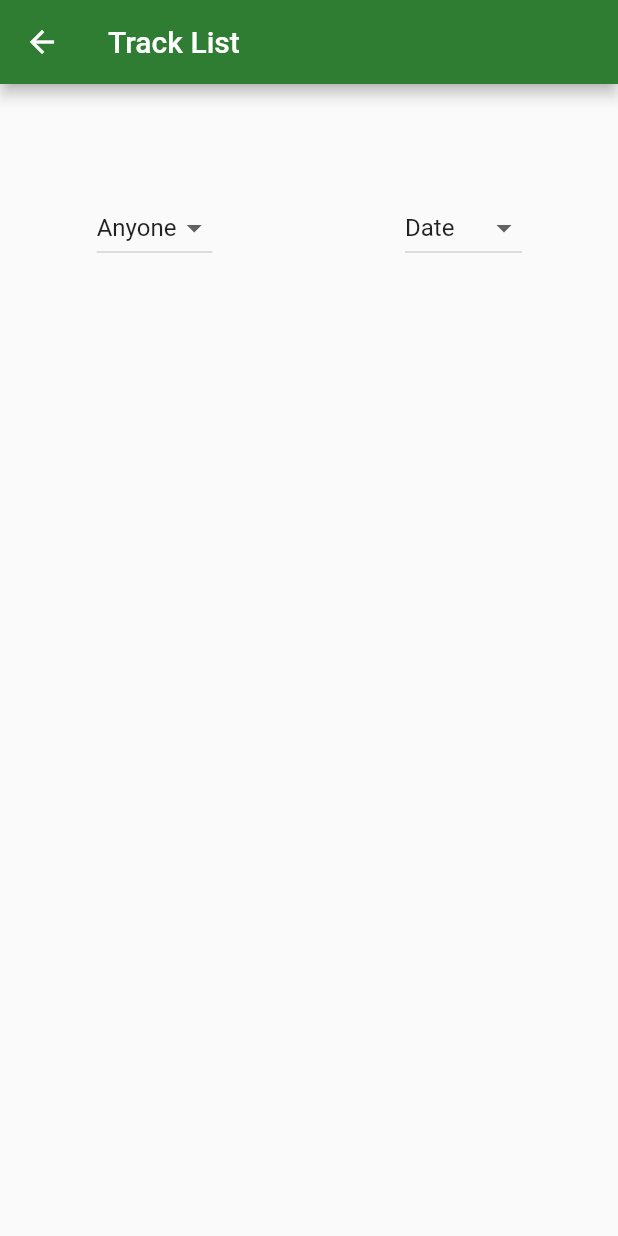
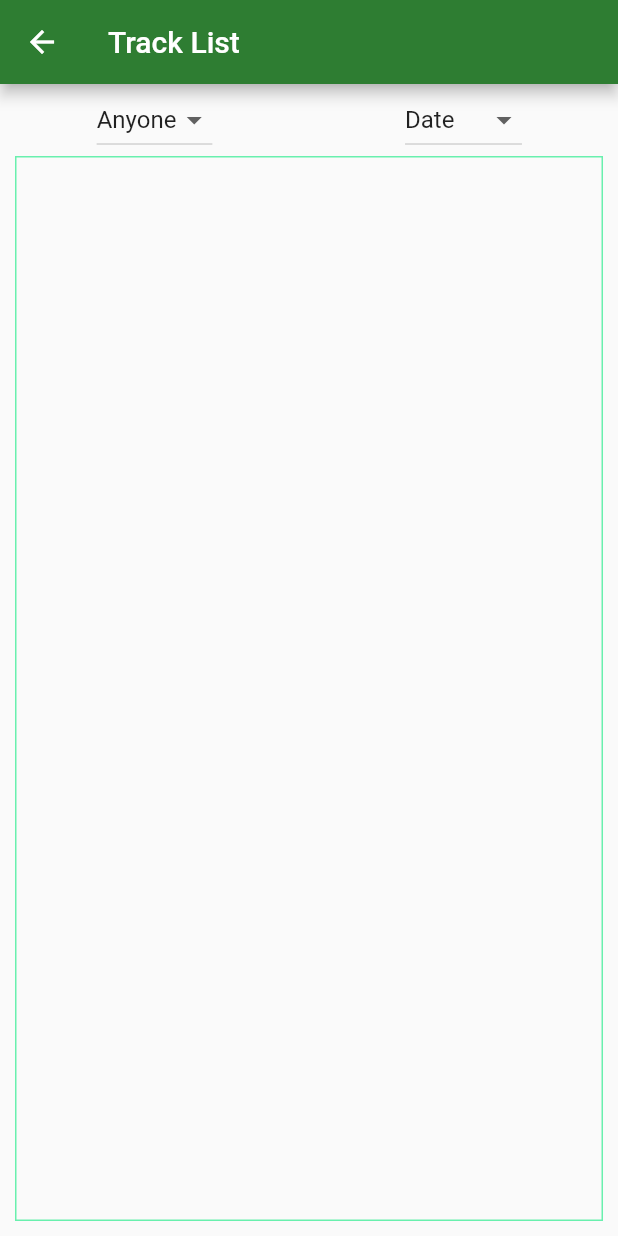
Before and after one commit to Dioben/ICM_PROJETO2_93179_93391, a Flutter app: the ViewTrackList screen opened directly, on a phone screen of 412 x 824 dp. Run offline on Flutter 3.47's test engine with Material 2 defaults, Android fonts, the phone set to English and light mode, and no system bars; our stand-ins replace cloud_firestore, firebase_auth, firebase_core, firebase_storage, geolocator, google_maps_flutter and 2 more; accounts and stored records are empty; network calls fail.

Commit message:
Progress on track list

```diff
--- a/lib/widgets/login.dart
+++ b/lib/widgets/login.dart
@@ -20,6 +20,7 @@ class LoginState extends State<LoginMenu>{
   Widget build(BuildContext context) {
     // TODO: implement build
     return Scaffold(
+      resizeToAvoidBottomInset: false,
 
       body:Padding(//maybe replace with column/expanded
         padding: const EdgeInsets.symmetric(vertical: 150,),
@@ -64,7 +65,7 @@ class LoginState extends State<LoginMenu>{
     setState(() {});
     try {
       UserCredential userCredential = await FirebaseAuth.instance.signInWithEmailAndPassword(
-          email: namecontrol.text,
+          email: namecontrol.text.trim(),
           password: passcontrol.text
       );
       FirebaseApiClient.instance.setUser(userCredential.user);
--- a/lib/widgets/track-list.dart
+++ b/lib/widgets/track-list.dart
@@ -7,86 +7,141 @@ import 'package:track_keeper/Queries/FirebaseApiClient.dart';
 import 'package:track_keeper/datamodel/course.dart';
 import 'package:track_keeper/widgets/track-info.dart';
 
-class ViewTrackList extends StatefulWidget{
+class ViewTrackList extends StatefulWidget {
   @override
   State<StatefulWidget> createState() => ViewListState();
 }
 
-class ViewListState extends State<ViewTrackList>{
+class ViewListState extends State<ViewTrackList> {
   List<Course> courses;
   StreamSubscription<Course> updateStream;
   LatLng userpos;
-  List<String> queryselectors = ["Anyone","Date"];
+  List<String> queryselectors = ["Anyone", "Date"];
   @override
-
-  ViewListState(){
-    courses=[];
-    Geolocator.getCurrentPosition().then((value) {userpos = LatLng(value.latitude,value.longitude);
-                                                  if (updateStream==null) {
-                                                    updateStream = FirebaseApiClient.instance.getNearbyRecent(userpos, 30).listen((event) {courses.add(event);setState(() {
-
-                                                    });});
+  ViewListState() {
+    courses = [];
+    Geolocator.getCurrentPosition().then((value) {
+      userpos = LatLng(value.latitude, value.longitude);
+      if (updateStream == null) {
+        updateStream = FirebaseApiClient.instance
+            .getNearbyRecent(userpos, 30)
+            .listen((event) {
+          courses.add(event);
+          setState(() {});
+        });
       }
-
-    }
-
-                                                 );
-
+    });
   }
   Widget build(BuildContext context) {
     // TODO: implement build
-    return Scaffold(appBar: AppBar(title: Text("Track List"),),
-        body: Column(children: [Expanded(flex: 3,child: TrackTypeSelector(notifyParent: updateSelection,)),
-                                Expanded(flex: 9,
-                                    child:SingleChildScrollView(
-                                    child:ListView.separated(shrinkWrap: true,
-                                        itemBuilder: (BuildContext context,int index){
-                                          return InkWell(child: Ink(color: Colors.green,height: 50,child: Text(courses[index].name),) ,onTap: ()=>goToInfo(courses[index]),);
-                                        },
-                                        separatorBuilder: (BuildContext context, int index)=>Divider(),
-                                        itemCount: courses.length)
+    return Scaffold(
+        appBar: AppBar(
+          title: Text("Track List"),
+        ),
+        body: Column(
+          mainAxisAlignment: MainAxisAlignment.start,
+          children: [
+            Container(
+              color: Theme.of(context).scaffoldBackgroundColor,
+              child: TrackTypeSelector(
+                notifyParent: updateSelection,
               )
+            ),
+            Expanded(
+              child: Container(
+                margin: EdgeInsets.fromLTRB(10, 0, 10, 0),
+                decoration: BoxDecoration(
+                  border: Border.all(color: Colors.greenAccent)
+                ),
+                child: new ListView.builder(
+                      scrollDirection: Axis.vertical,
+                      shrinkWrap: true,
+                      itemCount: courses.length,
+                      itemBuilder: (context, index) =>
+                        InkWell(
+                          onTap: () => goToInfo(courses[index]),
+                          child: Ink(
+                            color: (() {
+                              if (index % 2 == 0) return Colors.green[100];
+                              else return Colors.lightGreen[100];
+                            })(),
+                            height: 50,
+                            child: Text(courses[index].name),
+                          ),
+                        ),
+                ),
+              ),
+            ),
+            Container(
+              color: Theme.of(context).scaffoldBackgroundColor,
+              height: 10,
             )
-        ],)
-        );
+          ],
+        ));
   }
 
-  updateSelection(int selector,String value){
-  queryselectors[selector]=value;
+  updateSelection(int selector, String value) {
+    queryselectors[selector] = value;
     doQuery();
   }
 
-  goToInfo(Course course) { Navigator.push(context,MaterialPageRoute(builder: (context) => TrackInfoActivity(course: course,)));}
+  goToInfo(Course course) {
+    Navigator.push(
+        context,
+        MaterialPageRoute(
+            builder: (context) => TrackInfoActivity(
+                  course: course,
+                )));
+  }
 
-  void doQuery() async{
-    if (queryselectors[0]=="Anyone" && userpos==null){return;} //provide feedback to user here
-    if (updateStream!=null){updateStream.cancel();}
-    courses= [];
-    setState(() {
-
+  void doQuery() async {
+    if (queryselectors[0] == "Anyone" && userpos == null) {
+      return;
+    } //provide feedback to user here
+    if (updateStream != null) {
+      updateStream.cancel();
+    }
+    courses = [];
+    setState(() {});
+    if (queryselectors[0] == "Anyone") {
+      if (queryselectors[1] == "Date") {
+        updateStream = FirebaseApiClient.instance
+            .getNearbyRecent(userpos, 30)
+            .listen((event) {
+          courses.add(event);
+          setState(() {});
         });
-    if (queryselectors[0]=="Anyone"){
-      if (queryselectors[1]=="Date"){
-        updateStream = FirebaseApiClient.instance.getNearbyRecent(userpos, 30).listen((event) {courses.add(event);setState(() {});});
-      }else{
-        updateStream = FirebaseApiClient.instance.getNearbyTopRated(userpos, 30).listen((event) {courses.add(event);setState(() {});});
+      } else {
+        updateStream = FirebaseApiClient.instance
+            .getNearbyTopRated(userpos, 30)
+            .listen((event) {
+          courses.add(event);
+          setState(() {});
+        });
       }
-    }
-    else{
-      if (queryselectors[1]=="Date"){
-        updateStream = FirebaseApiClient.instance.getMyCourses().listen((event) {courses.add(event);setState(() {});});
-      }else{
-        updateStream = FirebaseApiClient.instance.getMyCoursesByRating().listen((event) {courses.add(event);setState(() {});});
+    } else {
+      if (queryselectors[1] == "Date") {
+        updateStream =
+            FirebaseApiClient.instance.getMyCourses().listen((event) {
+          courses.add(event);
+          setState(() {});
+        });
+      } else {
+        updateStream =
+            FirebaseApiClient.instance.getMyCoursesByRating().listen((event) {
+          courses.add(event);
+          setState(() {});
+        });
       }
     }
   }
 }
 
-class TrackTypeSelector extends StatefulWidget{
-  final Function(int,String) notifyParent;
-  TrackTypeSelector({Key key,@required this.notifyParent}):super(key:key);
+class TrackTypeSelector extends StatefulWidget {
+  final Function(int, String) notifyParent;
+  TrackTypeSelector({Key key, @required this.notifyParent}) : super(key: key);
   @override
-  State<StatefulWidget> createState() =>TrackTypeSelectionState();
+  State<StatefulWidget> createState() => TrackTypeSelectionState();
 }
 
 class TrackTypeSelectionState extends State<TrackTypeSelector> {
@@ -95,34 +150,47 @@ class TrackTypeSelectionState extends State<TrackTypeSelector> {
 
   @override
   Widget build(BuildContext context) {
-    return Row(children: [Expanded(
+    return Row(
+      children: [
+        Expanded(
           child: Center(
-        child: DropdownButton<String>(onChanged: (String newval) {
-          setState(() => owner = newval);widget.notifyParent(0,newval);
+            child: DropdownButton<String>(
+              onChanged: (String newval) {
+                setState(() => owner = newval);
+                widget.notifyParent(0, newval);
               },
-          value: owner,hint: Text("Owner:"),
+              value: owner,
+              hint: Text("Owner:"),
               items: <String>['Anyone', 'Me']
                   .map<DropdownMenuItem<String>>((String value) {
                 return DropdownMenuItem<String>(
                   value: value,
-              child: Text(value),);
-          }).toList(),),
+                  child: Text(value),
+                );
+              }).toList(),
+            ),
           ),
         ),
         Expanded(
           child: Center(
-          child: DropdownButton<String>(onChanged: (String newval) {
-            setState(() => sort = newval);widget.notifyParent(1,newval);
+            child: DropdownButton<String>(
+              onChanged: (String newval) {
+                setState(() => sort = newval);
+                widget.notifyParent(1, newval);
               },
-            value: sort,hint: Text("Sort by:"),
+              value: sort,
+              hint: Text("Sort by:"),
               items: <String>['Date', 'Rating']
                   .map<DropdownMenuItem<String>>((String value) {
                 return DropdownMenuItem<String>(
                   value: value,
-                child: Text(value),);
-            }).toList(),),
+                  child: Text(value),
+                );
+              }).toList(),
+            ),
           ),
         )
-    ],);
+      ],
+    );
   }
 }
```
Lines whose indentation alone changed are shown as unchanged.
